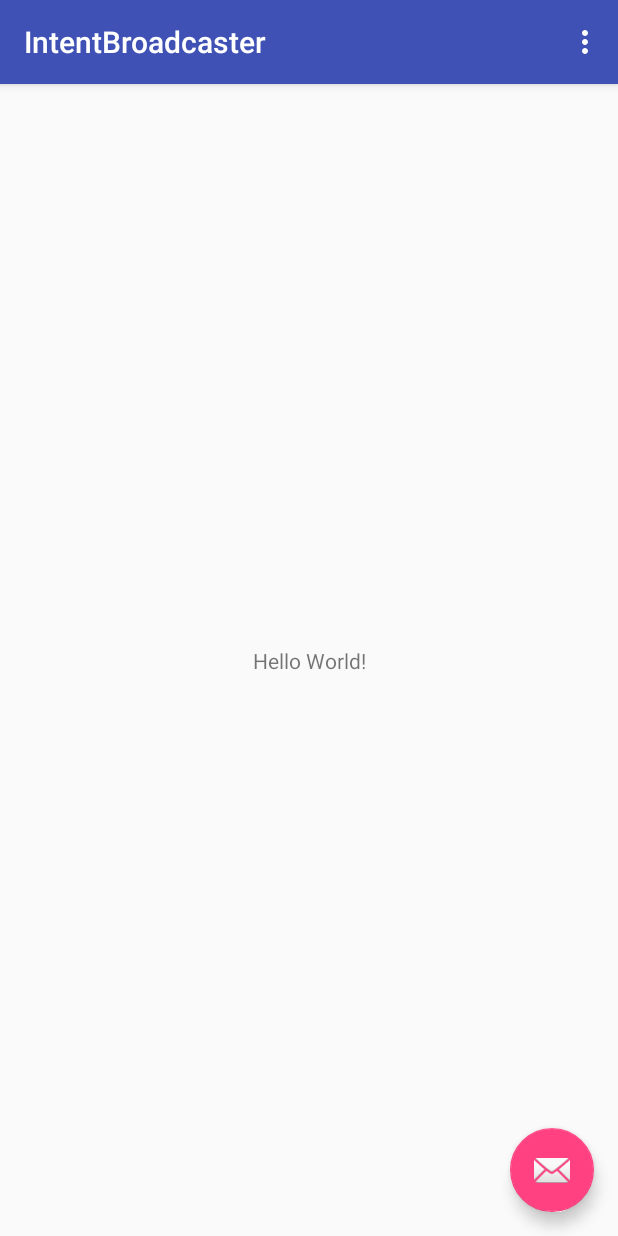
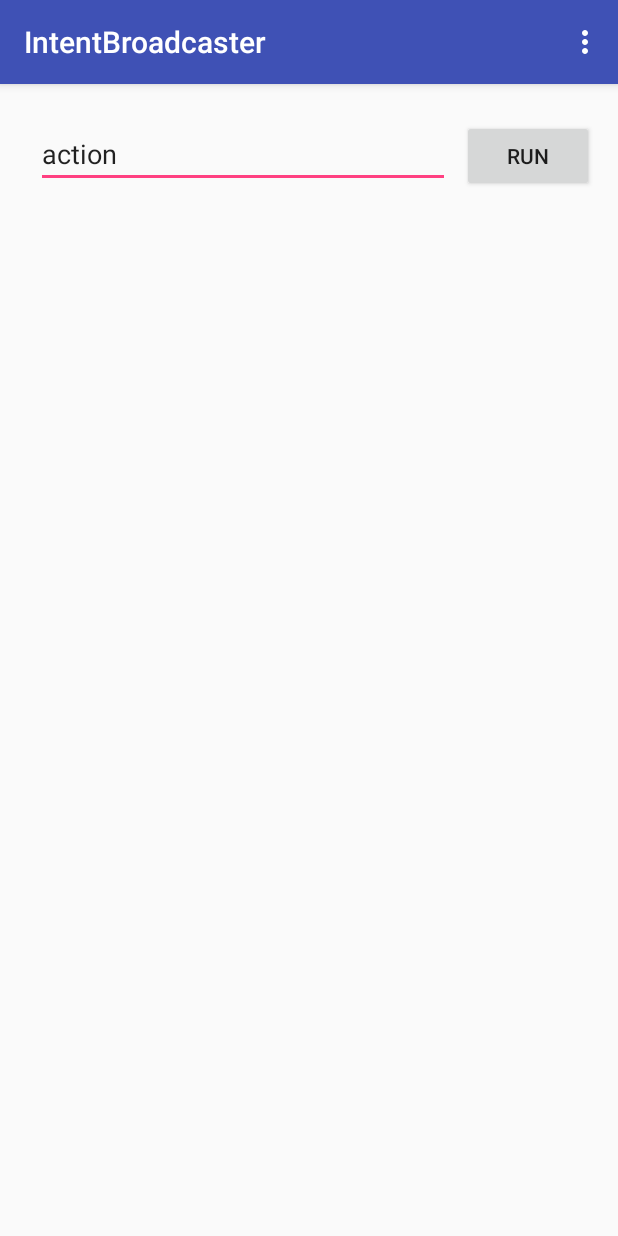
Before and after one commit to JoelPagliuca/IntentBroadcaster, an Android app: the screen it shows after launch (MainActivity), on a phone screen of 412 x 824 dp. Run offline under Robolectric (Android 15) with nearby library versions, the phone set to English and light mode, and no system bars.

Commit message:
we are broadcasting intents

```diff
--- a/app/src/main/java/me/jpag/intentbroadcaster/MainActivity.kt
+++ b/app/src/main/java/me/jpag/intentbroadcaster/MainActivity.kt
@@ -1,12 +1,16 @@
 package me.jpag.intentbroadcaster
 
+import android.content.Intent
 import android.os.Bundle
-import android.support.design.widget.Snackbar
 import android.support.v7.app.AppCompatActivity
+import android.util.Log
 import android.view.Menu
 import android.view.MenuItem
+import android.widget.EditText
+import android.widget.Toast
 
 import kotlinx.android.synthetic.main.activity_main.*
+import kotlinx.android.synthetic.main.content_main.*
 
 class MainActivity : AppCompatActivity() {
 
@@ -15,9 +19,12 @@ class MainActivity : AppCompatActivity() {
         setContentView(R.layout.activity_main)
         setSupportActionBar(toolbar)
 
-        fab.setOnClickListener { view ->
-            Snackbar.make(view, "Replace with your own action", Snackbar.LENGTH_LONG)
-                    .setAction("Action", null).show()
+        // set the behavior for the button
+        btnRun.setOnClickListener {
+            val action : String = txtAction.text.toString()
+            Log.d(this.localClassName.toString(),"got action: "+action)
+            val intent = Intent(action)
+            sendBroadcast(intent)
         }
     }
 
@@ -31,6 +38,7 @@ class MainActivity : AppCompatActivity() {
         // Handle action bar item clicks here. The action bar will
         // automatically handle clicks on the Home/Up button, so long
         // as you specify a parent activity in AndroidManifest.xml.
+        Log.d(this.localClassName.toString(), "onOptionsItemSelected")
         return when (item.itemId) {
             R.id.action_settings -> true
             else -> super.onOptionsItemSelected(item)
--- a/app/src/main/res/layout/activity_main.xml
+++ b/app/src/main/res/layout/activity_main.xml
@@ -22,12 +22,4 @@
 
     <include layout="@layout/content_main" />
 
-    <android.support.design.widget.FloatingActionButton
-        android:id="@+id/fab"
-        android:layout_width="wrap_content"
-        android:layout_height="wrap_content"
-        android:layout_gravity="bottom|end"
-        android:layout_margin="@dimen/fab_margin"
-        app:srcCompat="@android:drawable/ic_dialog_email" />
-
 </android.support.design.widget.CoordinatorLayout>
--- a/app/src/main/res/layout/content_main.xml
+++ b/app/src/main/res/layout/content_main.xml
@@ -4,17 +4,34 @@
     xmlns:tools="http://schemas.android.com/tools"
     android:layout_width="match_parent"
     android:layout_height="match_parent"
+    android:layout_margin="16dp"
     app:layout_behavior="@string/appbar_scrolling_view_behavior"
     tools:context="me.jpag.intentbroadcaster.MainActivity"
     tools:showIn="@layout/activity_main">
 
-    <TextView
+    <EditText
+        android:id="@+id/txtAction"
+        android:layout_width="0dp"
+        android:layout_height="wrap_content"
+        android:layout_marginStart="8dp"
+        android:layout_marginTop="8dp"
+        android:ems="10"
+        android:inputType="text"
+        android:text="action"
+        app:layout_constraintEnd_toStartOf="@+id/btnRun"
+        app:layout_constraintHorizontal_bias="0.5"
+        app:layout_constraintStart_toStartOf="parent"
+        app:layout_constraintTop_toTopOf="parent" />
+
+    <Button
+        android:id="@+id/btnRun"
         android:layout_width="wrap_content"
         android:layout_height="wrap_content"
-        android:text="Hello World!"
-        app:layout_constraintBottom_toBottomOf="parent"
-        app:layout_constraintLeft_toLeftOf="parent"
-        app:layout_constraintRight_toRightOf="parent"
-        app:layout_constraintTop_toTopOf="parent" />
+        android:layout_marginStart="8dp"
+        android:text="Run"
+        app:layout_constraintBaseline_toBaselineOf="@+id/txtAction"
+        app:layout_constraintEnd_toEndOf="parent"
+        app:layout_constraintHorizontal_bias="0.5"
+        app:layout_constraintStart_toEndOf="@+id/txtAction" />
 
 </android.support.constraint.ConstraintLayout>
```
